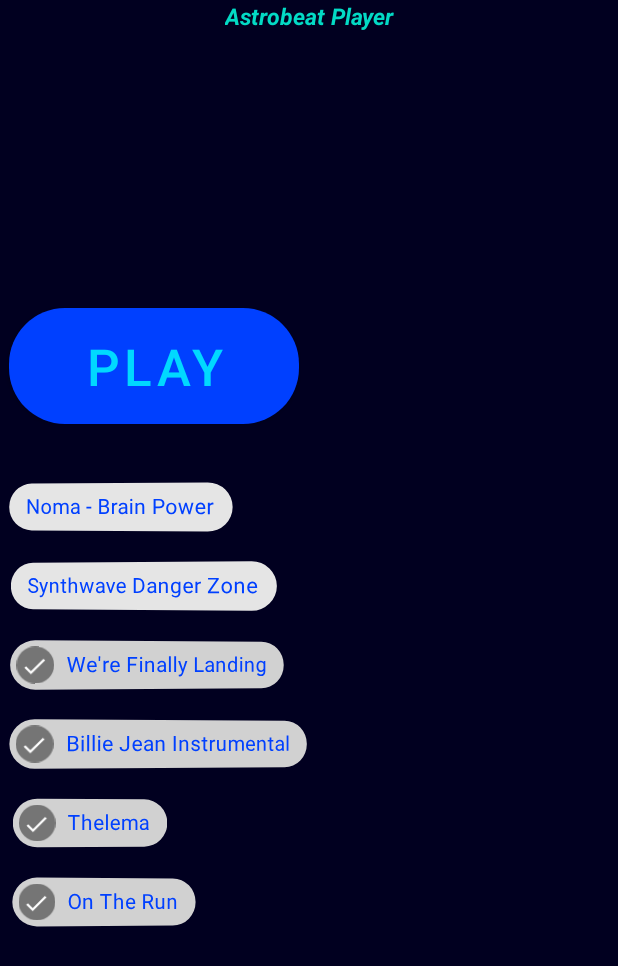
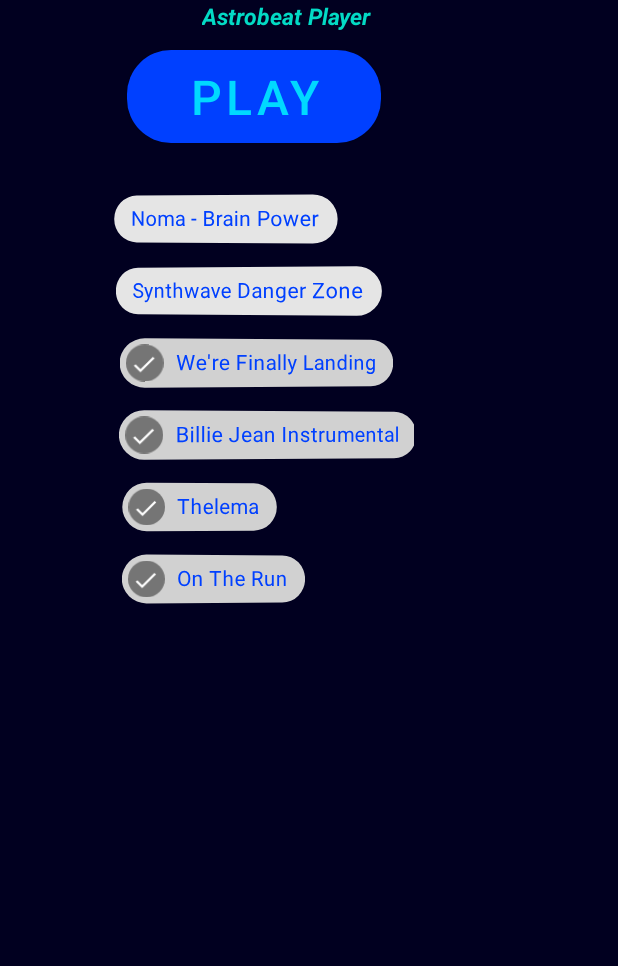
Before and after one commit to Zytronium/Astrobeat, an Android app: the screen it shows after launch (MainActivity), on a phone screen of 412 x 824 dp. Shown: the top 966 px of the screen. Run offline under Robolectric (Android 15) with nearby library versions, the light colour scheme and no system bars.

Commit message:
adjusted the UI

```diff
--- a/app/build.gradle
+++ b/app/build.gradle
@@ -11,8 +11,8 @@ android {
         applicationId "com.example.astrobeat"
         minSdk 24
         targetSdk 34
-        versionCode 2
-        versionName "1.0.1"
+        versionCode 4
+        versionName "1.0.2.0.3"
 
         testInstrumentationRunner "androidx.test.runner.AndroidJUnitRunner"
     }
--- a/app/src/main/java/com/example/astrobeat/MainActivity.kt
+++ b/app/src/main/java/com/example/astrobeat/MainActivity.kt
@@ -56,7 +56,7 @@ class MainActivity : AppCompatActivity() {
         switches.forEach { switch: Chip ->
             switch.setOnCheckedChangeListener { chip, checked ->
                 animate(chip, View.ROTATION_Y, chip.rotationY, if(checked) 8F else -9F, 225)
-                animate(chip, View.TRANSLATION_X, chip.translationX, if(checked) 5f else -5F, 225)
+                animate(chip, View.TRANSLATION_X, chip.translationX, if(checked) 10f else -5F, 225)
             }
             /*switch.setOnDragListener { view, dragEvent ->
 
--- a/app/src/main/res/layout/activity_main.xml
+++ b/app/src/main/res/layout/activity_main.xml
@@ -9,17 +9,39 @@
     tools:context=".MainActivity">
 
     <TextView
+        android:id="@+id/textView"
         android:layout_width="wrap_content"
         android:layout_height="wrap_content"
+        android:paddingBottom="6dp"
         android:text="Astrobeat Player"
         android:textColor="@color/teal_200"
+        android:textSize="15sp"
         android:textStyle="bold|italic"
-        android:textSize="15sp"
         app:layout_constraintEnd_toEndOf="parent"
+        app:layout_constraintHorizontal_bias="0.45"
         app:layout_constraintStart_toStartOf="parent"
         app:layout_constraintTop_toTopOf="parent" />
 
+    <Button
+        android:id="@+id/play"
+        android:layout_width="wrap_content"
+        android:layout_height="wrap_content"
+        android:layout_gravity="center"
+        android:gravity="center"
+        android:onClick="playAll"
+        android:padding="9dp"
+        android:text="   PLAY   "
+        android:textSize="32sp"
+        app:cornerRadius="29dp"
+        app:layout_constraintBottom_toTopOf="@+id/chipGroup"
+        app:layout_constraintEnd_toEndOf="parent"
+        app:layout_constraintHorizontal_bias="0.35"
+        app:layout_constraintStart_toStartOf="parent"
+        app:layout_constraintTop_toBottomOf="@+id/textView"
+        app:layout_constraintVertical_bias="0.0" />
+
     <com.google.android.material.chip.ChipGroup
+        android:id="@+id/chipGroup"
         android:layout_width="wrap_content"
         android:layout_height="wrap_content"
         android:clipToPadding="false"
@@ -28,26 +50,24 @@
         android:padding="6dp"
         app:chipSpacingHorizontal="1000dp"
         app:chipSpacingVertical="5dp"
-        app:layout_constraintBottom_toBottomOf="parent"
+        app:layout_constraintEnd_toEndOf="parent"
+        app:layout_constraintHorizontal_bias="0.35"
         app:layout_constraintStart_toStartOf="parent"
-        app:layout_constraintTop_toTopOf="parent"
+        app:layout_constraintTop_toBottomOf="@+id/play"
         app:singleLine="false">
-
-        <Button
-            android:id="@+id/play"
-            android:layout_width="wrap_content"
-            android:layout_height="wrap_content"
-            android:layout_gravity="center"
-            android:gravity="center"
-            android:onClick="playAll"
-            android:text="   PLAY   "
-            android:textSize="34sp"
-            android:padding="16dp"
-            app:cornerRadius="37dp" />
 
         <Space
             android:layout_width="0dp"
-            android:layout_height="16dp"/>
+            android:layout_height="10dp" />
+
+        <ScrollView
+            android:layout_width="wrap_content"
+            android:layout_height="wrap_content">
+
+            <LinearLayout
+                android:layout_width="wrap_content"
+                android:layout_height="wrap_content"
+                android:orientation="vertical">
 
                 <com.google.android.material.chip.Chip
                     android:id="@+id/switch1"
@@ -57,6 +77,7 @@
                     android:checked="false"
                     android:hapticFeedbackEnabled="true"
                     android:paddingStart="15dp"
+                    android:paddingLeft="5dp"
                     android:rotationY="-9"
                     android:text="Noma - Brain Power"
                     android:textColor="@color/blue"
@@ -81,6 +102,7 @@
                     android:checkable="true"
                     android:checked="false"
                     android:hapticFeedbackEnabled="true"
+                    android:paddingLeft="5dp"
                     android:rotationY="-9"
                     android:text="Synthwave Danger Zone"
                     android:textColor="@color/blue"
@@ -93,10 +115,11 @@
                     android:checkable="true"
                     android:checked="true"
                     android:hapticFeedbackEnabled="true"
+                    android:paddingLeft="5dp"
                     android:rotationY="8"
                     android:text="We're Finally Landing"
                     android:textColor="@color/blue"
-            android:translationX="3dp" />
+                    android:translationX="6dp" />
 
                 <com.google.android.material.chip.Chip
                     android:id="@+id/switch4"
@@ -105,10 +128,11 @@
                     android:checkable="true"
                     android:checked="true"
                     android:hapticFeedbackEnabled="true"
+                    android:paddingLeft="5dp"
                     android:rotationY="8"
                     android:text="Billie Jean Instrumental"
                     android:textColor="@color/blue"
-            android:translationX="3dp" />
+                    android:translationX="6dp" />
 
 
                 <com.google.android.material.chip.Chip
@@ -118,10 +142,11 @@
                     android:checkable="true"
                     android:checked="true"
                     android:hapticFeedbackEnabled="true"
+                    android:paddingLeft="5dp"
                     android:rotationY="8"
                     android:text="Thelema"
                     android:textColor="@color/blue"
-            android:translationX="3dp" />
+                    android:translationX="6dp" />
 
 
                 <com.google.android.material.chip.Chip
@@ -134,9 +159,19 @@
                     android:rotationY="8"
                     android:text="On The Run"
                     android:textColor="@color/blue"
-            android:translationX="3dp" />
+                    android:translationX="6dp" />
+
+                <Space
+                    android:layout_width="0dp"
+                    android:layout_height="175dp" />
+
+
+            </LinearLayout>
+
+        </ScrollView>
 
     </com.google.android.material.chip.ChipGroup>
+
 
 
 
```
Lines whose indentation alone changed are shown as unchanged.
